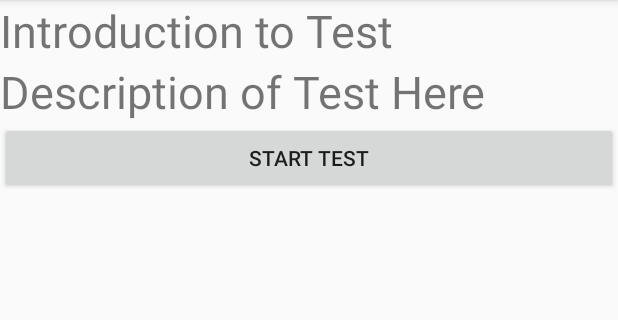
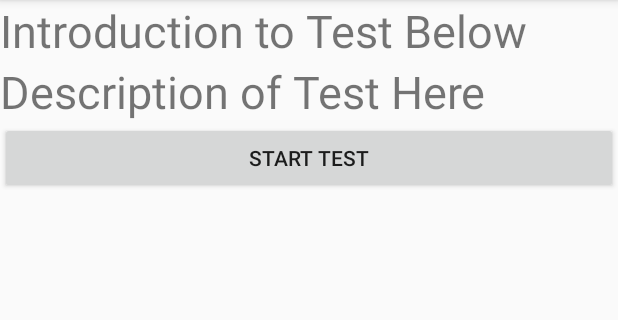
Before and after one commit to annae44/FallDetect, an Android app: the IntroductionActivity screen opened directly, with no data from a screen before it, on a phone screen of 412 x 824 dp, the part 84-404 px from its top. Run offline under Robolectric (Android 15) with nearby library versions, the phone set to English and light mode, and no system bars.

Commit message:
update string.xml

```diff
--- a/app/src/main/res/values/strings.xml
+++ b/app/src/main/res/values/strings.xml
@@ -1,7 +1,8 @@
 <resources>
     <string name="app_name">FallDetect</string>
     <string name="begin_test_label">Begin Test</string>
-    <string name="intro_label">Introduction to Test</string>
+    <string name="intro_label">Introduction to Test Below</string>
     <string name="start_test_label">Start Test</string>
     <string name="intro_description">Description of Test Here</string>
+    <string name="prepare_text">Please Put your phone in the pocket</string>
 </resources>
```
